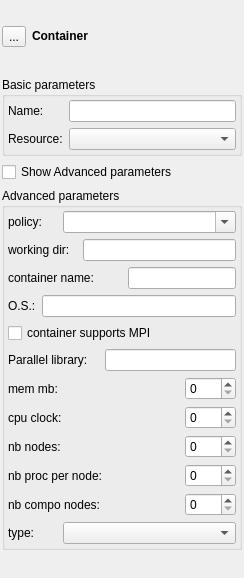
Above: src/genericgui/FormContainer.ui from SalomePlatform/yacs before the change. Below: the same form after it.
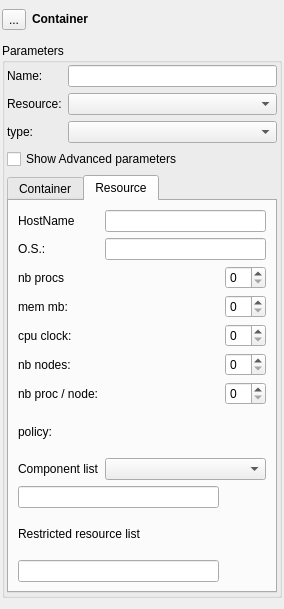
That is the form after the change. Custom widgets are drawn as their Qt base class.

Commit message: PR: new container dialog

Diff of the .ui file:
```diff
--- a/src/genericgui/FormContainer.ui
+++ b/src/genericgui/FormContainer.ui
@@ -6,19 +6,19 @@
    <rect>
     <x>0</x>
     <y>0</y>
-    <width>244</width>
-    <height>578</height>
+    <width>284</width>
+    <height>609</height>
    </rect>
   </property>
   <property name="windowTitle">
    <string>Form</string>
   </property>
-  <layout class="QVBoxLayout" name="verticalLayout_2">
+  <layout class="QGridLayout" name="gridLayout_5">
    <property name="margin">
     <number>2</number>
    </property>
-   <item>
-    <layout class="QHBoxLayout">
+   <item row="0" column="0">
+    <layout class="QHBoxLayout" name="horizontalLayout">
      <item>
       <widget class="QToolButton" name="tb_container">
        <property name="text">
@@ -48,27 +48,22 @@
        </property>
       </widget>
      </item>
+     <item>
+      <spacer name="horizontalSpacer_7">
+       <property name="orientation">
+        <enum>Qt::Horizontal</enum>
+       </property>
+       <property name="sizeHint" stdset="0">
+        <size>
+         <width>40</width>
+         <height>20</height>
+        </size>
+       </property>
+      </spacer>
+     </item>
     </layout>
    </item>
-   <item>
-    <widget class="QFrame" name="fr_container">
-     <property name="sizePolicy">
-      <sizepolicy hsizetype="Preferred" vsizetype="Fixed">
-       <horstretch>0</horstretch>
-       <verstretch>0</verstretch>
-      </sizepolicy>
-     </property>
-     <property name="frameShape">
-      <enum>QFrame::NoFrame</enum>
-     </property>
-     <property name="frameShadow">
-      <enum>QFrame::Raised</enum>
-     </property>
-     <layout class="QVBoxLayout" name="verticalLayout">
-      <property name="margin">
-       <number>0</number>
-      </property>
-      <item>
+   <item row="1" column="0">
        <widget class="QGroupBox" name="gb_basic">
         <property name="sizePolicy">
          <sizepolicy hsizetype="Preferred" vsizetype="Fixed">
@@ -77,11 +72,11 @@
          </sizepolicy>
         </property>
         <property name="title">
-         <string>Basic parameters</string>
-        </property>
-        <layout class="QGridLayout" name="gridLayout">
+      <string>Parameters</string>
+     </property>
+     <layout class="QGridLayout" name="gridLayout_4">
          <property name="margin">
-          <number>3</number>
+       <number>2</number>
          </property>
          <item row="0" column="0">
           <widget class="QLabel" name="label_2">
@@ -105,188 +100,425 @@
           </widget>
          </item>
          <item row="1" column="1">
-          <widget class="QComboBox" name="cb_resource">
+       <widget class="ComboBox" name="cb_resource">
            <property name="toolTip">
             <string>name of the resource hosting container when manually set</string>
            </property>
           </widget>
          </item>
-        </layout>
+      <item row="2" column="0">
+       <widget class="QLabel" name="label_15">
+        <property name="text">
+         <string>type:</string>
+        </property>
        </widget>
       </item>
-      <item>
+      <item row="2" column="1">
+       <widget class="ComboBox" name="cb_type">
+        <property name="toolTip">
+         <string>container type</string>
+        </property>
+        <property name="maxVisibleItems">
+         <number>2</number>
+        </property>
+       </widget>
+      </item>
+      <item row="3" column="0" colspan="2">
        <widget class="QCheckBox" name="ch_advance">
         <property name="text">
          <string>Show Advanced parameters</string>
         </property>
        </widget>
       </item>
-      <item>
-       <widget class="QGroupBox" name="gb_advance">
-        <property name="sizePolicy">
-         <sizepolicy hsizetype="Preferred" vsizetype="Fixed">
-          <horstretch>0</horstretch>
-          <verstretch>0</verstretch>
-         </sizepolicy>
+      <item row="4" column="0" colspan="2">
+       <widget class="QTabWidget" name="tw_advance">
+        <property name="currentIndex">
+         <number>1</number>
         </property>
-        <property name="title">
-         <string>Advanced parameters</string>
-        </property>
-        <layout class="QGridLayout" name="gridLayout1">
-         <property name="margin">
-          <number>3</number>
-         </property>
+        <widget class="QWidget" name="tab">
+         <attribute name="title">
+          <string>Container</string>
+         </attribute>
+         <layout class="QGridLayout" name="gridLayout_2">
          <item row="0" column="0" colspan="2">
-          <widget class="QLabel" name="label_14">
-           <property name="text">
-            <string>policy:</string>
-           </property>
-          </widget>
-         </item>
-         <item row="0" column="2" colspan="5">
-          <widget class="QComboBox" name="cb_policy">
-           <property name="editable">
-            <bool>true</bool>
-           </property>
-           <property name="maxVisibleItems">
-            <number>3</number>
-           </property>
-          </widget>
-         </item>
-         <item row="1" column="0" colspan="3">
-          <widget class="QLabel" name="label_12">
-           <property name="text">
-            <string>working dir:</string>
-           </property>
-          </widget>
-         </item>
-         <item row="1" column="3" colspan="4">
-          <widget class="QLineEdit" name="le_workdir"/>
-         </item>
-         <item row="2" column="0" colspan="4">
           <widget class="QLabel" name="label_3">
            <property name="text">
             <string>container name:</string>
            </property>
           </widget>
          </item>
-         <item row="2" column="5" colspan="2">
+          <item row="0" column="2">
           <widget class="QLineEdit" name="le_contname">
            <property name="toolTip">
             <string>name of the container when instanciated at runtime</string>
            </property>
           </widget>
          </item>
-         <item row="3" column="0">
+          <item row="1" column="0">
+           <widget class="QLabel" name="label_9">
+            <property name="text">
+             <string>mode</string>
+            </property>
+           </widget>
+          </item>
+          <item row="1" column="2">
+           <widget class="ComboBox" name="cb_mode">
+            <property name="editable">
+             <bool>false</bool>
+            </property>
+           </widget>
+          </item>
+          <item row="2" column="0" colspan="2">
+           <widget class="QLabel" name="label_12">
+            <property name="text">
+             <string>working dir:</string>
+            </property>
+           </widget>
+          </item>
+          <item row="2" column="2">
+           <widget class="QLineEdit" name="le_workdir"/>
+          </item>
+          <item row="3" column="0" colspan="3">
+           <widget class="QGroupBox" name="groupBox_2">
+            <property name="title">
+             <string>Parallel parameters</string>
+            </property>
+            <layout class="QGridLayout" name="gridLayout">
+             <item row="0" column="0">
+              <widget class="QLabel" name="label_16">
+               <property name="text">
+                <string>nb procs</string>
+               </property>
+              </widget>
+             </item>
+             <item row="0" column="3">
+              <widget class="QSpinBox" name="sb_nbprocpar">
+               <property name="sizePolicy">
+                <sizepolicy hsizetype="Fixed" vsizetype="Fixed">
+                 <horstretch>0</horstretch>
+                 <verstretch>0</verstretch>
+                </sizepolicy>
+               </property>
+              </widget>
+             </item>
+             <item row="1" column="0" colspan="4">
+              <widget class="QCheckBox" name="ch_mpi">
+               <property name="sizePolicy">
+                <sizepolicy hsizetype="Minimum" vsizetype="Fixed">
+                 <horstretch>0</horstretch>
+                 <verstretch>0</verstretch>
+                </sizepolicy>
+               </property>
+               <property name="layoutDirection">
+                <enum>Qt::RightToLeft</enum>
+               </property>
+               <property name="autoFillBackground">
+                <bool>false</bool>
+               </property>
+               <property name="text">
+                <string>MPI container</string>
+               </property>
+              </widget>
+             </item>
+             <item row="2" column="0" colspan="2">
+              <widget class="QLabel" name="label_17">
+               <property name="text">
+                <string>PaCO++ lib</string>
+               </property>
+              </widget>
+             </item>
+             <item row="2" column="2" colspan="2">
+              <widget class="ComboBox" name="cb_parallel">
+               <property name="editable">
+                <bool>false</bool>
+               </property>
+              </widget>
+             </item>
+             <item row="0" column="2">
+              <spacer name="horizontalSpacer">
+               <property name="orientation">
+                <enum>Qt::Horizontal</enum>
+               </property>
+               <property name="sizeHint" stdset="0">
+                <size>
+                 <width>50</width>
+                 <height>20</height>
+                </size>
+               </property>
+              </spacer>
+             </item>
+            </layout>
+           </widget>
+          </item>
+          <item row="4" column="1">
+           <spacer name="verticalSpacer">
+            <property name="orientation">
+             <enum>Qt::Vertical</enum>
+            </property>
+            <property name="sizeHint" stdset="0">
+             <size>
+              <width>20</width>
+              <height>168</height>
+             </size>
+            </property>
+           </spacer>
+          </item>
+         </layout>
+        </widget>
+        <widget class="QWidget" name="tab_2">
+         <attribute name="title">
+          <string>Resource</string>
+         </attribute>
+         <layout class="QGridLayout" name="gridLayout_3">
+          <item row="0" column="0">
+           <widget class="QLabel" name="label_19">
+            <property name="text">
+             <string>HostName</string>
+            </property>
+           </widget>
+          </item>
+          <item row="0" column="1" colspan="2">
+           <widget class="QLineEdit" name="le_hostname"/>
+          </item>
+          <item row="1" column="0">
           <widget class="QLabel" name="label_13">
            <property name="text">
             <string>O.S.:</string>
            </property>
           </widget>
          </item>
-         <item row="3" column="1" colspan="6">
+          <item row="1" column="1" colspan="2">
           <widget class="QLineEdit" name="le_os"/>
          </item>
-         <item row="4" column="0" colspan="7">
-          <widget class="QCheckBox" name="ch_mpi">
+          <item row="2" column="0">
+           <widget class="QLabel" name="label_20">
            <property name="text">
-            <string>container supports MPI</string>
+             <string>nb procs</string>
            </property>
           </widget>
          </item>
-         <item row="5" column="0" colspan="4">
-          <widget class="QLabel" name="label_10">
-           <property name="text">
-            <string>Parallel library:</string>
-           </property>
-          </widget>
-         </item>
-         <item row="5" column="4" colspan="3">
-          <widget class="QLineEdit" name="le_parallel"/>
-         </item>
-         <item row="6" column="0" colspan="6">
+          <item row="2" column="1">
+           <spacer name="horizontalSpacer_2">
+            <property name="orientation">
+             <enum>Qt::Horizontal</enum>
+            </property>
+            <property name="sizeHint" stdset="0">
+             <size>
+              <width>20</width>
+              <height>20</height>
+             </size>
+            </property>
+           </spacer>
+          </item>
+          <item row="2" column="2">
+           <widget class="QSpinBox" name="sb_nbproc">
+            <property name="sizePolicy">
+             <sizepolicy hsizetype="Fixed" vsizetype="Fixed">
+              <horstretch>0</horstretch>
+              <verstretch>0</verstretch>
+             </sizepolicy>
+            </property>
+           </widget>
+          </item>
+          <item row="3" column="0">
           <widget class="QLabel" name="label_5">
            <property name="text">
             <string>mem mb:</string>
            </property>
           </widget>
          </item>
-         <item row="6" column="6">
+          <item row="3" column="1">
+           <spacer name="horizontalSpacer_3">
+            <property name="orientation">
+             <enum>Qt::Horizontal</enum>
+            </property>
+            <property name="sizeHint" stdset="0">
+             <size>
+              <width>20</width>
+              <height>20</height>
+             </size>
+            </property>
+           </spacer>
+          </item>
+          <item row="3" column="2">
           <widget class="QSpinBox" name="sb_mem">
+            <property name="sizePolicy">
+             <sizepolicy hsizetype="Fixed" vsizetype="Fixed">
+              <horstretch>0</horstretch>
+              <verstretch>0</verstretch>
+             </sizepolicy>
+            </property>
            <property name="toolTip">
             <string>required memory (megaBytes)</string>
            </property>
           </widget>
          </item>
-         <item row="7" column="0" colspan="6">
+          <item row="4" column="0">
           <widget class="QLabel" name="label_6">
            <property name="text">
             <string>cpu clock:</string>
            </property>
           </widget>
          </item>
-         <item row="7" column="6">
+          <item row="4" column="1">
+           <spacer name="horizontalSpacer_4">
+            <property name="orientation">
+             <enum>Qt::Horizontal</enum>
+            </property>
+            <property name="sizeHint" stdset="0">
+             <size>
+              <width>20</width>
+              <height>20</height>
+             </size>
+            </property>
+           </spacer>
+          </item>
+          <item row="4" column="2">
           <widget class="QSpinBox" name="sb_cpu">
+            <property name="sizePolicy">
+             <sizepolicy hsizetype="Fixed" vsizetype="Fixed">
+              <horstretch>0</horstretch>
+              <verstretch>0</verstretch>
+             </sizepolicy>
+            </property>
            <property name="toolTip">
             <string>required cpu clock frequency (MHz)</string>
            </property>
           </widget>
          </item>
-         <item row="8" column="0" colspan="6">
+          <item row="5" column="0">
           <widget class="QLabel" name="label_8">
            <property name="text">
             <string>nb nodes:</string>
            </property>
           </widget>
          </item>
-         <item row="8" column="6">
-          <widget class="QSpinBox" name="sb_nbNodes"/>
-         </item>
-         <item row="9" column="0" colspan="6">
+          <item row="5" column="1">
+           <spacer name="horizontalSpacer_5">
+            <property name="orientation">
+             <enum>Qt::Horizontal</enum>
+            </property>
+            <property name="sizeHint" stdset="0">
+             <size>
+              <width>20</width>
+              <height>20</height>
+             </size>
+            </property>
+           </spacer>
+          </item>
+          <item row="5" column="2">
+           <widget class="QSpinBox" name="sb_nbNodes">
+            <property name="sizePolicy">
+             <sizepolicy hsizetype="Fixed" vsizetype="Fixed">
+              <horstretch>0</horstretch>
+              <verstretch>0</verstretch>
+             </sizepolicy>
+            </property>
+           </widget>
+          </item>
+          <item row="6" column="0">
           <widget class="QLabel" name="label_7">
            <property name="text">
-            <string>nb proc per node:</string>
+             <string>nb proc / node:</string>
            </property>
           </widget>
          </item>
-         <item row="9" column="6">
-          <widget class="QSpinBox" name="sb_procNode"/>
-         </item>
-         <item row="10" column="0" colspan="6">
-          <widget class="QLabel" name="label_11">
+          <item row="6" column="1">
+           <spacer name="horizontalSpacer_6">
+            <property name="orientation">
+             <enum>Qt::Horizontal</enum>
+            </property>
+            <property name="sizeHint" stdset="0">
+             <size>
+              <width>20</width>
+              <height>20</height>
+             </size>
+            </property>
+           </spacer>
+          </item>
+          <item row="6" column="2">
+           <widget class="QSpinBox" name="sb_procNode">
+            <property name="sizePolicy">
+             <sizepolicy hsizetype="Fixed" vsizetype="Fixed">
+              <horstretch>0</horstretch>
+              <verstretch>0</verstretch>
+             </sizepolicy>
+            </property>
+           </widget>
+          </item>
+          <item row="7" column="0">
+           <widget class="QLabel" name="label_14">
            <property name="text">
-            <string>nb compo nodes:</string>
+             <string>policy:</string>
            </property>
           </widget>
          </item>
-         <item row="10" column="6">
-          <widget class="QSpinBox" name="sb_nbCompoNodes"/>
+          <item row="8" column="0">
+           <widget class="QLabel" name="label_10">
+            <property name="sizePolicy">
+             <sizepolicy hsizetype="Preferred" vsizetype="Preferred">
+              <horstretch>0</horstretch>
+              <verstretch>0</verstretch>
+             </sizepolicy>
+            </property>
+            <property name="text">
+             <string>Component list</string>
+            </property>
+           </widget>
+          </item>
+          <item row="8" column="1" colspan="2">
+           <widget class="ComboBox" name="cb_policy">
+            <property name="editable">
+             <bool>false</bool>
+            </property>
+            <property name="maxVisibleItems">
+             <number>3</number>
+            </property>
+           </widget>
+          </item>
+          <item row="9" column="0" colspan="2">
+           <widget class="QLineEdit" name="le_compolist">
+            <property name="toolTip">
+             <string>example: GEOM, SMESH</string>
+            </property>
+           </widget>
+          </item>
+          <item row="10" column="0" colspan="2">
+           <widget class="QLabel" name="label_21">
+            <property name="sizePolicy">
+             <sizepolicy hsizetype="MinimumExpanding" vsizetype="Preferred">
+              <horstretch>0</horstretch>
+              <verstretch>0</verstretch>
+             </sizepolicy>
+            </property>
+            <property name="text">
+             <string>Restricted resource list</string>
+            </property>
+           </widget>
          </item>
          <item row="11" column="0" colspan="2">
-          <widget class="QLabel" name="label_15">
-           <property name="text">
-            <string>type:</string>
-           </property>
-          </widget>
-         </item>
-         <item row="11" column="2" colspan="5">
-          <widget class="QComboBox" name="cb_type">
+           <widget class="QLineEdit" name="le_resourceList">
            <property name="toolTip">
-            <string>container type</string>
-           </property>
-           <property name="maxVisibleItems">
-            <number>2</number>
-           </property>
+             <string>example: machine1, machine2</string>
+            </property>
           </widget>
          </item>
         </layout>
        </widget>
+       </widget>
       </item>
      </layout>
     </widget>
    </item>
   </layout>
  </widget>
+ <customwidgets>
+  <customwidget>
+   <class>ComboBox</class>
+   <extends>QComboBox</extends>
+   <header>FormComponent.hxx</header>
+  </customwidget>
+ </customwidgets>
  <resources/>
  <connections/>
 </ui>
```
Left out of the diff: 19 changed lines with no effect on the pictures. Lines whose indentation alone changed are shown as unchanged. The commit also changes 3 other files.
